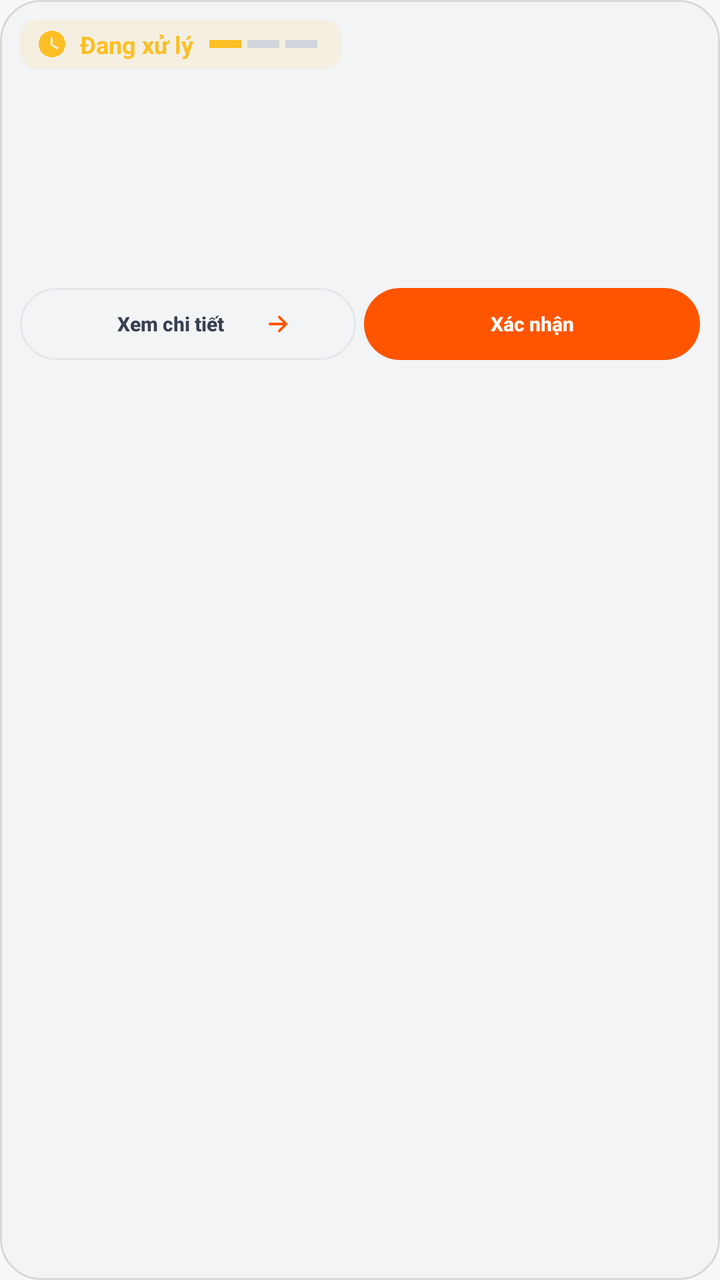
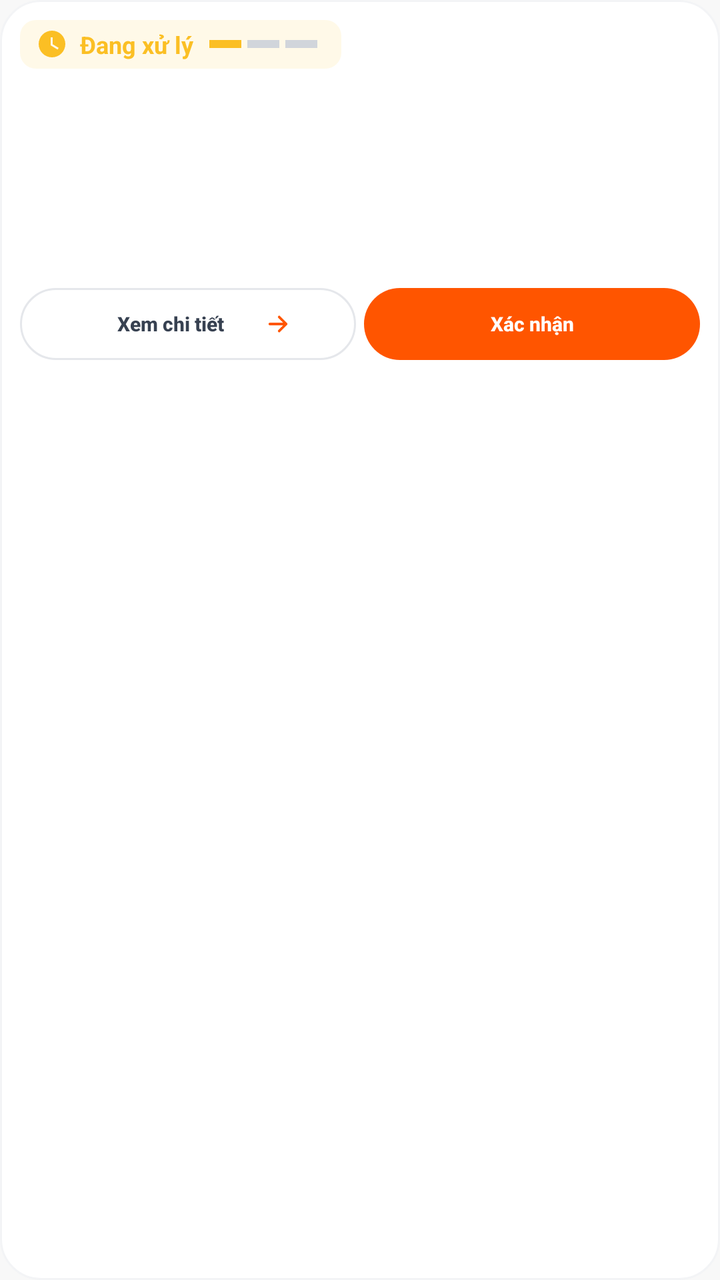

Before-and-after screenshots of an Android layout around one commit, followed by the original layout XML and the change that was made.
<!-- AndroidManifest.xml: application theme Theme.SoleStep -->
<!-- res/layout/item_admin_order.xml -->
<?xml version="1.0" encoding="utf-8"?>
<LinearLayout
    xmlns:android="http://schemas.android.com/apk/res/android"
    xmlns:app="http://schemas.android.com/apk/res-auto"
    android:layout_width="match_parent"
    android:layout_height="wrap_content"
    android:background="@drawable/bg_card_dark"
    android:orientation="vertical"
    android:paddingStart="@dimen/space_card_padding"
    android:paddingTop="@dimen/space_card_padding"
    android:paddingEnd="@dimen/space_card_padding"
    android:paddingBottom="@dimen/space_card_padding">

    
    <LinearLayout
        android:layout_width="match_parent"
        android:layout_height="wrap_content"
        android:gravity="center_vertical"
        android:orientation="horizontal">

        
        <LinearLayout
            android:id="@+id/admin_order_status_badge"
            android:layout_width="wrap_content"
            android:layout_height="wrap_content"
            android:background="@drawable/bg_admin_status_processing"
            android:gravity="center_vertical"
            android:orientation="horizontal"
            android:paddingStart="@dimen/space_4"
            android:paddingTop="@dimen/space_2"
            android:paddingEnd="@dimen/space_6"
            android:paddingBottom="@dimen/space_2">

            <ImageView
                android:id="@+id/admin_order_status_icon"
                android:layout_width="16dp"
                android:layout_height="16dp"
                android:contentDescription="@null"
                android:src="@drawable/ic_clock"
                android:tint="@color/status_warning" />

            <TextView
                android:id="@+id/admin_order_status_text"
                android:layout_width="wrap_content"
                android:layout_height="wrap_content"
                android:layout_marginStart="@dimen/space_3"
                android:text="@string/status_processing"
                android:textColor="@color/status_warning"
                android:textSize="12sp"
                android:textStyle="bold" />

            
            <LinearLayout
                android:layout_width="wrap_content"
                android:layout_height="wrap_content"
                android:layout_marginStart="@dimen/space_4"
                android:gravity="center_vertical"
                android:orientation="horizontal">

                <View
                    android:id="@+id/admin_order_dot_1"
                    android:layout_width="16dp"
                    android:layout_height="4dp"
                    android:background="@color/status_warning"
                    android:backgroundTint="@color/status_warning" />

                <View
                    android:id="@+id/admin_order_dot_2"
                    android:layout_width="16dp"
                    android:layout_height="4dp"
                    android:layout_marginStart="3dp"
                    android:background="@color/border_dark_medium" />

                <View
                    android:id="@+id/admin_order_dot_3"
                    android:layout_width="16dp"
                    android:layout_height="4dp"
                    android:layout_marginStart="3dp"
                    android:background="@color/border_dark_medium" />
            </LinearLayout>
        </LinearLayout>

        
        <View
            android:layout_width="0dp"
            android:layout_height="1dp"
            android:layout_weight="1" />

        
        <TextView
            android:id="@+id/admin_order_date"
            android:layout_width="wrap_content"
            android:layout_height="wrap_content"
            android:textColor="@color/text_dark_faint"
            android:textSize="11sp" />
    </LinearLayout>

    
    <TextView
        android:id="@+id/admin_order_id"
        android:layout_width="wrap_content"
        android:layout_height="wrap_content"
        android:layout_marginTop="@dimen/space_6"
        android:textColor="@color/text_dark_primary"
        android:textSize="18sp"
        android:textStyle="bold" />

    
    <TextView
        android:id="@+id/admin_order_customer"
        android:layout_width="wrap_content"
        android:layout_height="wrap_content"
        android:layout_marginTop="2dp"
        android:textColor="@color/text_dark_tertiary"
        android:textSize="13sp" />

    
    <LinearLayout
        android:layout_width="match_parent"
        android:layout_height="wrap_content"
        android:layout_marginTop="@dimen/space_5"
        android:gravity="center_vertical"
        android:orientation="horizontal">

        <TextView
            android:id="@+id/admin_order_total"
            android:layout_width="wrap_content"
            android:layout_height="wrap_content"
            android:textColor="@color/text_accent"
            android:textSize="16sp"
            android:textStyle="bold" />

        <View
            android:layout_width="0dp"
            android:layout_height="1dp"
            android:layout_weight="1" />

        <TextView
            android:id="@+id/admin_order_items_count"
            android:layout_width="wrap_content"
            android:layout_height="wrap_content"
            android:textColor="@color/text_dark_muted"
            android:textSize="12sp" />
    </LinearLayout>

    
    <LinearLayout
        android:layout_width="match_parent"
        android:layout_height="wrap_content"
        android:layout_marginTop="@dimen/space_8"
        android:gravity="center_vertical"
        android:orientation="horizontal"
        android:baselineAligned="false">

        
        <com.google.android.material.button.MaterialButton
            android:id="@+id/admin_order_btn_view"
            style="@style/Widget.SoleStep.Button.Outlined"
            android:layout_width="0dp"
            android:layout_height="48dp"
            android:layout_weight="1"
            android:text="@string/admin_view_details"
            android:textSize="10sp"
            android:maxLines="1"
            app:icon="@drawable/ic_arrow_right"
            app:iconGravity="end"
            app:iconSize="14dp" />

        
        <com.google.android.material.button.MaterialButton
            android:id="@+id/admin_order_btn_cancel"
            style="@style/Widget.SoleStep.Button.Outlined"
            android:layout_width="0dp"
            android:layout_height="48dp"
            android:layout_marginStart="@dimen/space_2"
            android:layout_weight="1"
            android:text="Hủy đơn"
            android:textColor="@color/status_error"
            app:strokeColor="@color/status_error"
            android:textSize="10sp"
            android:maxLines="1"
            android:visibility="gone" />

        
        <com.google.android.material.button.MaterialButton
            android:id="@+id/admin_order_btn_action"
            style="@style/Widget.SoleStep.Button.Primary"
            android:layout_width="0dp"
            android:layout_height="48dp"
            android:layout_marginStart="@dimen/space_2"
            android:layout_weight="1"
            android:text="@string/admin_mark_shipped"
            android:textSize="10sp"
            android:maxLines="1"
            android:paddingStart="4dp"
            android:paddingEnd="4dp"
            app:icon="@null" />
    </LinearLayout>

</LinearLayout>
<!-- resources referenced by this layout -->
<resources>
  <color name="border_dark_medium">#D1D5DB</color>
  <color name="status_error">#EF4444</color>
  <color name="status_warning">#FBBF24</color>
  <color name="text_accent">#FF5500</color>
  <color name="text_dark_faint">#D1D5DB</color>
  <color name="text_dark_muted">#9CA3AF</color>
  <color name="text_dark_primary">#0A0A0A</color>
  <color name="text_dark_tertiary">#6B7280</color>
  <dimen name="space_2">4dp</dimen>
  <dimen name="space_3">6dp</dimen>
  <dimen name="space_4">8dp</dimen>
  <dimen name="space_5">10dp</dimen>
  <dimen name="space_6">12dp</dimen>
  <dimen name="space_8">16dp</dimen>
  <dimen name="space_card_padding">10dp</dimen>
  <!-- drawable bg_card_dark (drawable) -->
  <?xml version="1.0" encoding="utf-8"?>
  <shape xmlns:android="http://schemas.android.com/apk/res/android"
      android:shape="rectangle">
      <solid android:color="@color/bg_dark_surface_2" />
      <corners android:radius="@dimen/radius_card" />
      <stroke
          android:width="@dimen/stroke_thin"
          android:color="@color/border_dark_light" />
  </shape>
  <string name="admin_mark_shipped">Xác nhận</string>
  <string name="admin_view_details">Xem chi tiết</string>
  <string name="status_processing">Đang xử lý</string>
  <color name="status_warning_bg">#1AFBBF24</color>
  <dimen name="radius_sm">8dp</dimen>
  <color name="bg_dark_surface_2">#F3F4F6</color>
  <dimen name="radius_card">20dp</dimen>
  <dimen name="stroke_thin">1dp</dimen>
  <color name="border_dark_light">#1F000000</color>
  <color name="brand_white">#FFFFFF</color>
  <color name="border_normal">#E5E7EB</color>
  <color name="text_secondary">#374151</color>
  <dimen name="radius_button">20dp</dimen>
  <dimen name="btn_height_medium">44dp</dimen>
  <dimen name="space_16">32dp</dimen>
  <color name="brand_orange">#FF5500</color>
  <dimen name="btn_height_large">52dp</dimen>
  <dimen name="elev_raised">4dp</dimen>
  <color name="brand_orange_dark">#CC4400</color>
  <color name="brand_black">#0A0A0A</color>
  <color name="bg_primary">#FFFFFF</color>
  <color name="text_primary">#0A0A0A</color>
  <color name="bg_secondary">#F8F8F8</color>
  <style name="ShapeAppearance.SoleStep.Small" parent="">
          <item name="cornerFamily">rounded</item>
          <item name="cornerSize">@dimen/radius_sm</item>
      </style>
  <style name="ShapeAppearance.SoleStep.Medium" parent="">
          <item name="cornerFamily">rounded</item>
          <item name="cornerSize">@dimen/radius_lg</item>
      </style>
  <style name="ShapeAppearance.SoleStep.Large" parent="">
          <item name="cornerFamily">rounded</item>
          <item name="cornerSize">@dimen/radius_2xl</item>
      </style>
  <dimen name="font_label">14sp</dimen>
  <dimen name="radius_lg">16dp</dimen>
  <dimen name="radius_2xl">24dp</dimen>
  <dimen name="font_display">48sp</dimen>
  <dimen name="font_title_large">24sp</dimen>
  <dimen name="font_title">20sp</dimen>
  <dimen name="font_headline">18sp</dimen>
  <dimen name="font_subheading">16sp</dimen>
  <dimen name="font_body">13sp</dimen>
  <dimen name="font_caption">11sp</dimen>
  <color name="text_tertiary">#6B7280</color>
  <dimen name="font_caption_small">10sp</dimen>
  <color name="text_muted">#9CA3AF</color>
  <dimen name="font_overline">9sp</dimen>
  <dimen name="elev_bottom_nav">8dp</dimen>
  <dimen name="bottom_nav_height">88dp</dimen>
  <dimen name="radius_input">20dp</dimen>
  <color name="text_placeholder">#D1D5DB</color>
  <dimen name="radius_chip">12dp</dimen>
  <dimen name="space_12">24dp</dimen>
  <dimen name="btn_height_tiny">28dp</dimen>
  <dimen name="elev_card">2dp</dimen>
  <color name="border_light">#F3F4F6</color>
  <dimen name="toolbar_height">56dp</dimen>
  <dimen name="space_screen_horizontal">20dp</dimen>
  <dimen name="elev_top_bar">4dp</dimen>
  <dimen name="elev_fab">6dp</dimen>
  <!-- unchanged entries left out for length: 23 -->
</resources>

<!-- the commit's change to res/layout/item_admin_order.xml (unified diff, before → after) -->
@@ -4,7 +4,7 @@
     xmlns:app="http://schemas.android.com/apk/res-auto"
     android:layout_width="match_parent"
     android:layout_height="wrap_content"
-    android:background="@drawable/bg_card_dark"
+    android:background="@drawable/bg_card_light"
     android:orientation="vertical"
     android:paddingStart="@dimen/space_card_padding"
     android:paddingTop="@dimen/space_card_padding"
@@ -69,14 +69,14 @@
                     android:layout_width="16dp"
                     android:layout_height="4dp"
                     android:layout_marginStart="3dp"
-                    android:background="@color/border_dark_medium" />
+                    android:background="@color/border_medium" />
 
                 <View
                     android:id="@+id/admin_order_dot_3"
                     android:layout_width="16dp"
                     android:layout_height="4dp"
                     android:layout_marginStart="3dp"
-                    android:background="@color/border_dark_medium" />
+                    android:background="@color/border_medium" />
             </LinearLayout>
         </LinearLayout>
 
@@ -91,7 +91,7 @@
             android:id="@+id/admin_order_date"
             android:layout_width="wrap_content"
             android:layout_height="wrap_content"
-            android:textColor="@color/text_dark_faint"
+            android:textColor="@color/text_placeholder"
             android:textSize="11sp" />
     </LinearLayout>
 
@@ -101,7 +101,7 @@
         android:layout_width="wrap_content"
         android:layout_height="wrap_content"
         android:layout_marginTop="@dimen/space_6"
-        android:textColor="@color/text_dark_primary"
+        android:textColor="@color/text_primary"
         android:textSize="18sp"
         android:textStyle="bold" />
 
@@ -111,7 +111,7 @@
         android:layout_width="wrap_content"
         android:layout_height="wrap_content"
         android:layout_marginTop="2dp"
-        android:textColor="@color/text_dark_tertiary"
+        android:textColor="@color/text_tertiary"
         android:textSize="13sp" />
 
     
@@ -139,7 +139,7 @@
             android:id="@+id/admin_order_items_count"
             android:layout_width="wrap_content"
             android:layout_height="wrap_content"
-            android:textColor="@color/text_dark_muted"
+            android:textColor="@color/text_muted"
             android:textSize="12sp" />
     </LinearLayout>
 
<!-- resource entries referenced after the edit -->
@@ -1,13 +1,9 @@
 <!-- resources referenced by this layout -->
 <resources>
-  <color name="border_dark_medium">#D1D5DB</color>
+  <color name="border_medium">#D1D5DB</color>
   <color name="status_error">#EF4444</color>
   <color name="status_warning">#FBBF24</color>
   <color name="text_accent">#FF5500</color>
-  <color name="text_dark_faint">#D1D5DB</color>
-  <color name="text_dark_muted">#9CA3AF</color>
-  <color name="text_dark_primary">#0A0A0A</color>
-  <color name="text_dark_tertiary">#6B7280</color>
   <dimen name="space_2">4dp</dimen>
   <dimen name="space_3">6dp</dimen>
   <dimen name="space_4">8dp</dimen>
@@ -15,15 +11,15 @@
   <dimen name="space_6">12dp</dimen>
   <dimen name="space_8">16dp</dimen>
   <dimen name="space_card_padding">10dp</dimen>
-  <!-- drawable bg_card_dark (drawable) -->
+  <!-- drawable bg_card_light (drawable) -->
   <?xml version="1.0" encoding="utf-8"?>
   <shape xmlns:android="http://schemas.android.com/apk/res/android"
       android:shape="rectangle">
-      <solid android:color="@color/bg_dark_surface_2" />
+      <solid android:color="@color/bg_primary" />
       <corners android:radius="@dimen/radius_card" />
       <stroke
           android:width="@dimen/stroke_thin"
-          android:color="@color/border_dark_light" />
+          android:color="@color/border_light" />
   </shape>
   <string name="admin_mark_shipped">Xác nhận</string>
   <string name="admin_view_details">Xem chi tiết</string>
@@ -33,7 +29,6 @@
   <color name="bg_dark_surface_2">#F3F4F6</color>
   <dimen name="radius_card">20dp</dimen>
   <dimen name="stroke_thin">1dp</dimen>
-  <color name="border_dark_light">#1F000000</color>
   <color name="brand_white">#FFFFFF</color>
   <color name="border_normal">#E5E7EB</color>
   <color name="text_secondary">#374151</color>
